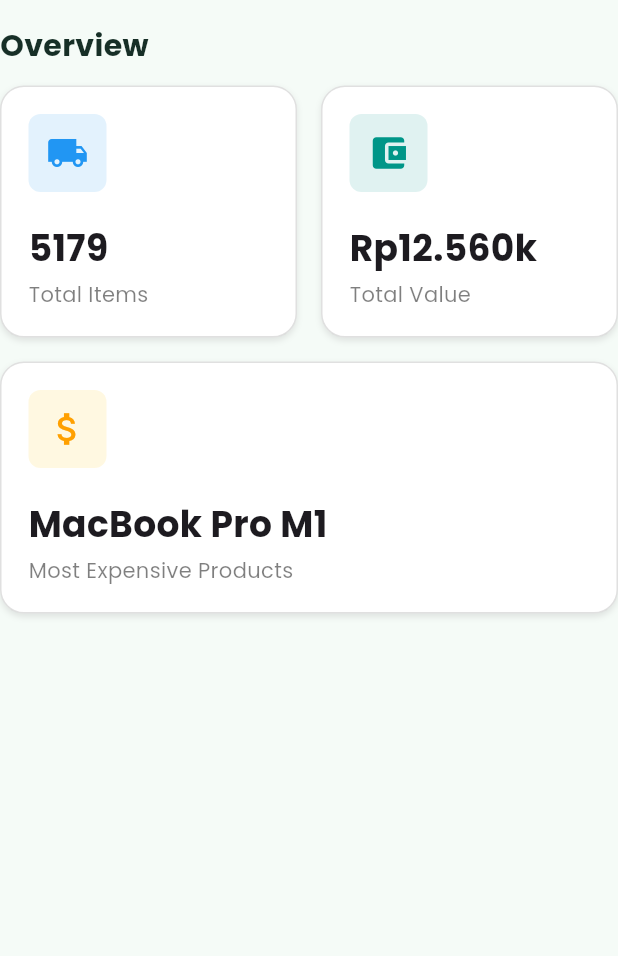
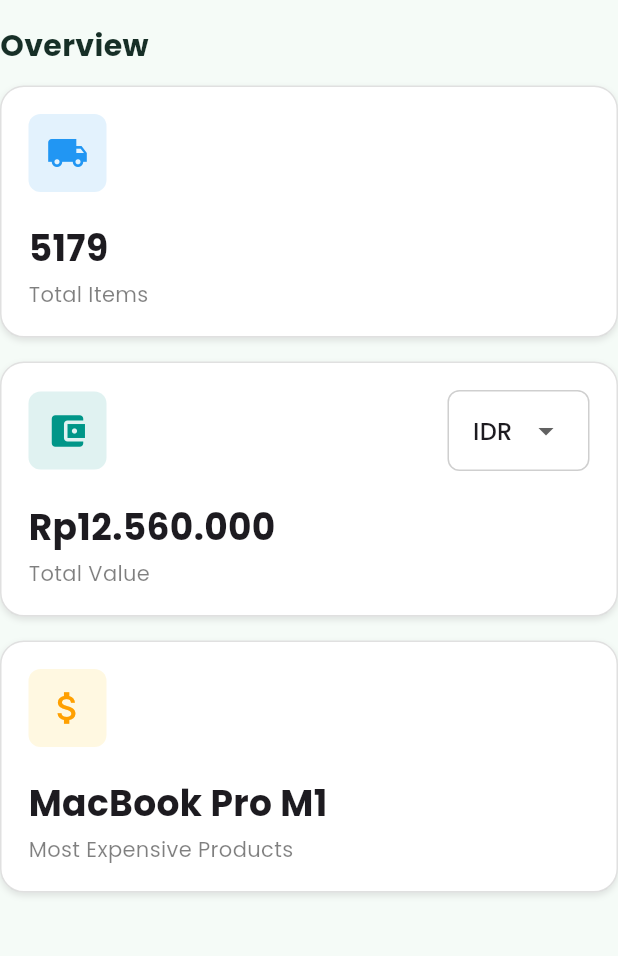
Before and after one commit to plirapli/tpm_final_project, a Flutter app: the HomePage widget shown alone on an empty page, opened directly with empty values, on a phone screen of 412 x 824 dp, the part 108-1064 px from its top. Run offline on Flutter 3.47's test engine with Material 3 defaults, Android fonts, the phone set to English and light mode, and no system bars; our stand-ins replace accordion, flutter_native_splash, google_fonts, jwt_decoder, shared_preferences; accounts and stored records are empty.

Commit message:
fix home ui

```diff
--- a/lib/views/menu/home.dart
+++ b/lib/views/menu/home.dart
@@ -1,4 +1,5 @@
 import 'package:flutter/material.dart';
+import 'package:flutter/widgets.dart';
 import 'package:tpm_final_project/components/heading.dart';
 
 class HomePage extends StatefulWidget {
@@ -42,10 +43,7 @@
           ),
         ),
         const SizedBox(height: 12),
-        Row(
-          children: [
-            Expanded(
-              child: _cardOverview(
+        _cardOverview(
           context,
           icon: Icons.local_shipping,
           text: "5179",
@@ -53,19 +51,11 @@
           color: Colors.blue,
           subcolor: Colors.blue.shade50,
         ),
-            ),
-            const SizedBox(width: 16),
-            Expanded(
-              child: _cardOverview(
+        const SizedBox(height: 16),
+        _cardValue(
           context,
-                icon: Icons.account_balance_wallet,
-                text: "Rp12.560k",
+          text: "Rp12.560.000",
           subtext: "Total Value",
-                color: Colors.teal,
-                subcolor: Colors.teal.shade50,
-              ),
-            ),
-          ],
         ),
         const SizedBox(height: 16),
         _cardOverview(
@@ -133,4 +123,98 @@
       ),
     );
   }
+
+  Widget _cardValue(
+    BuildContext context, {
+    String text = "Lorem",
+    String subtext = "Lorem Ipsum",
+  }) {
+    const List<String> currencies = <String>[
+      'IDR',
+      'USD',
+      'KRW',
+      'JPY',
+      'EUR',
+      'GBP'
+    ];
+    String dropdownValue = currencies.first;
+
+    return Container(
+      padding: const EdgeInsets.all(18),
+      decoration: BoxDecoration(
+        borderRadius: BorderRadius.circular(16),
+        border: Border.all(color: Colors.black12),
+        color: Colors.white,
+        boxShadow: [
+          BoxShadow(
+            color: Colors.grey.withOpacity(0.25),
+            blurRadius: 3,
+            offset: const Offset(0, 2),
+          ),
+        ],
+      ),
+      child: Column(
+        crossAxisAlignment: CrossAxisAlignment.start,
+        children: [
+          Row(
+            mainAxisAlignment: MainAxisAlignment.spaceBetween,
+            children: [
+              Container(
+                padding: const EdgeInsets.all(12),
+                decoration: BoxDecoration(
+                  color: Colors.teal.shade50,
+                  borderRadius: BorderRadius.circular(8),
+                ),
+                child: const Icon(
+                  Icons.account_balance_wallet,
+                  size: 28,
+                  color: Colors.teal,
+                ),
+              ),
+              Container(
+                decoration: BoxDecoration(
+                  borderRadius: BorderRadius.circular(8),
+                  border: Border.all(color: const Color.fromARGB(48, 0, 0, 0)),
+                ),
+                padding: const EdgeInsets.symmetric(
+                  horizontal: 16,
+                  vertical: 2,
+                ),
+                child: DropdownButtonHideUnderline(
+                  child: DropdownButton<String>(
+                    value: dropdownValue,
+                    onChanged: (String? value) {
+                      setState(() => dropdownValue = value!);
+                    },
+                    items: currencies.map<DropdownMenuItem<String>>(
+                      (String value) {
+                        return DropdownMenuItem<String>(
+                            value: value, child: Text(value));
+                      },
+                    ).toList(),
+                  ),
+                ),
+              )
+            ],
+          ),
+          const SizedBox(height: 20),
+          Text(
+            text,
+            style: const TextStyle(
+              fontSize: 24,
+              fontWeight: FontWeight.bold,
+            ),
+          ),
+          const SizedBox(height: 4),
+          Text(
+            subtext,
+            style: const TextStyle(
+              fontSize: 14,
+              color: Color.fromARGB(128, 0, 0, 0),
+            ),
+          ),
+        ],
+      ),
+    );
   }
+}
```
Lines whose indentation alone changed are shown as unchanged.
